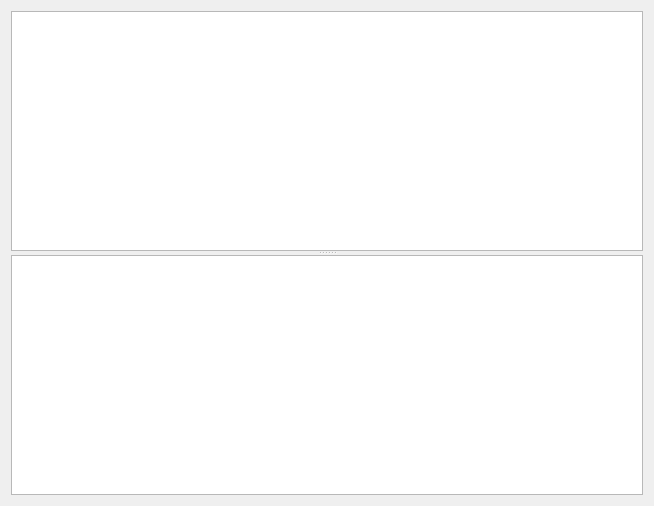
First picture: the form in core/tools/localeinspector/localeinspector.ui, repository netrunner-debian-kde-extras/gammaray, before the edit.
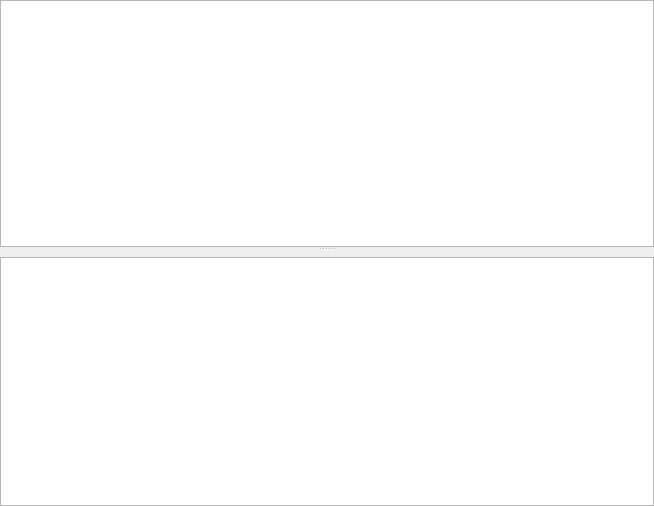
Second picture: the form after the edit. Custom widgets are drawn as their Qt base class.

The edit to the form file:
```diff
--- a/core/tools/localeinspector/localeinspector.ui
+++ b/core/tools/localeinspector/localeinspector.ui
@@ -11,17 +11,59 @@
    </rect>
   </property>
   <layout class="QVBoxLayout" name="verticalLayout">
+   <property name="margin">
+    <number>0</number>
+   </property>
    <item>
     <widget class="QSplitter" name="splitter">
      <property name="orientation">
       <enum>Qt::Vertical</enum>
      </property>
-     <widget class="QTableView" name="accessorTable"/>
-     <widget class="QTableView" name="localeTable"/>
+     <widget class="QTableView" name="accessorTable">
+      <property name="selectionMode">
+       <enum>QAbstractItemView::NoSelection</enum>
+      </property>
+      <property name="showGrid">
+       <bool>false</bool>
+      </property>
+      <attribute name="horizontalHeaderVisible">
+       <bool>false</bool>
+      </attribute>
+      <attribute name="verticalHeaderVisible">
+       <bool>false</bool>
+      </attribute>
+     </widget>
+     <widget class="QWidget" name="widget" native="true">
+      <layout class="QVBoxLayout" name="verticalLayout_2">
+       <property name="margin">
+        <number>0</number>
+       </property>
+       <item>
+        <widget class="KFilterProxySearchLine" name="localeSearchLine"/>
+       </item>
+       <item>
+        <widget class="QTableView" name="localeTable">
+         <property name="alternatingRowColors">
+          <bool>true</bool>
+         </property>
+         <property name="wordWrap">
+          <bool>false</bool>
+         </property>
+        </widget>
+       </item>
+      </layout>
+     </widget>
     </widget>
    </item>
   </layout>
  </widget>
+ <customwidgets>
+  <customwidget>
+   <class>KFilterProxySearchLine</class>
+   <extends>QWidget</extends>
+   <header>kde/kfilterproxysearchline.h</header>
+  </customwidget>
+ </customwidgets>
  <resources/>
  <connections/>
 </ui>
```
